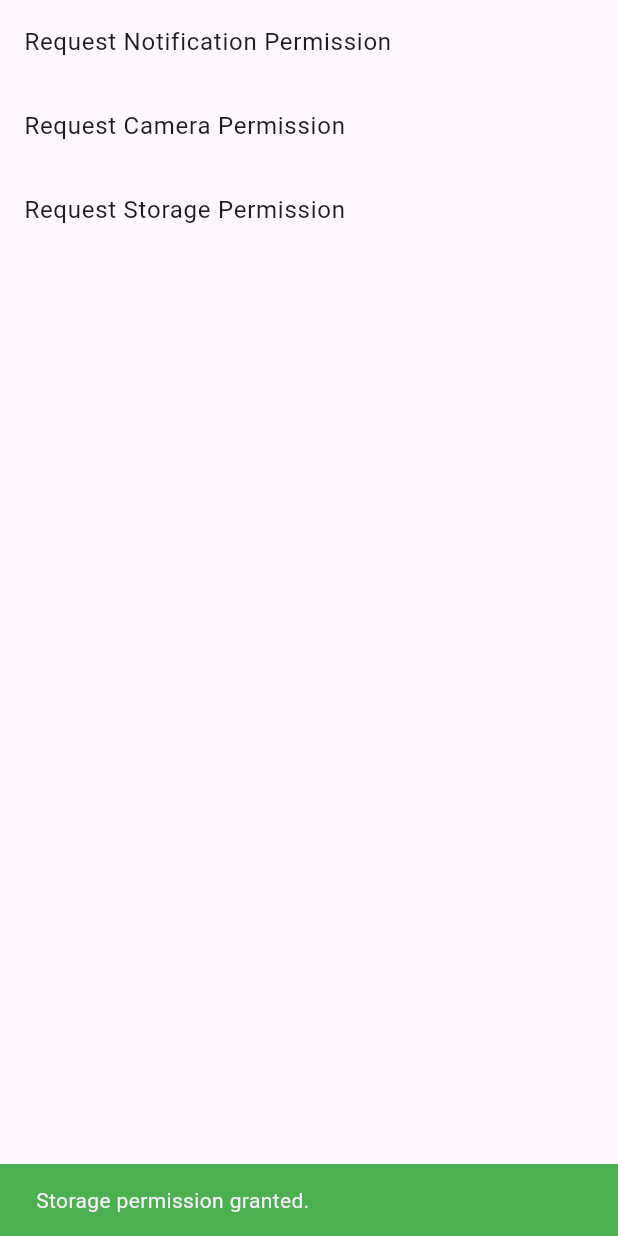
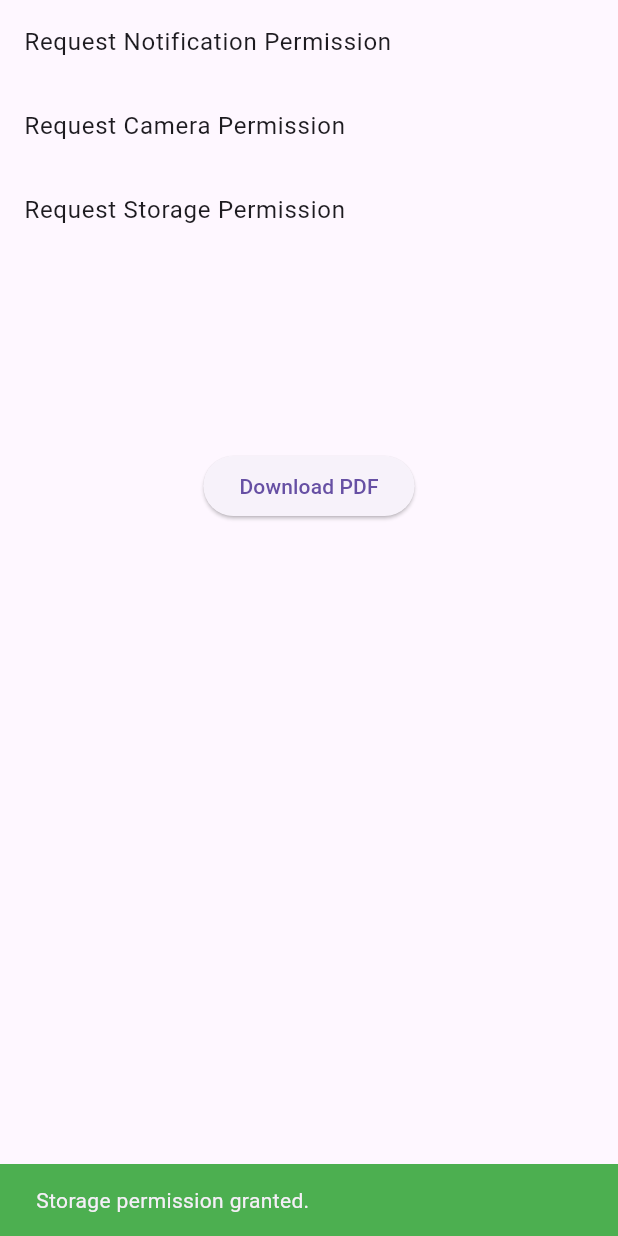
Before and after one commit to marufkhan09/flutter_downloader, a Flutter app: the screen it shows after launch, after a tap on "Request Storage Permission", on a phone screen of 412 x 824 dp. Run offline on Flutter 3.47's test engine with Material 3 defaults, Android fonts, the light colour scheme and no system bars; our stand-ins replace device_info_plus, permission_handler; missing offline and left inert: flutter_downloader.

Commit message:
download failed

```diff
--- a/lib/main.dart
+++ b/lib/main.dart
@@ -2,9 +2,16 @@ import 'dart:developer';
 import 'dart:io';
 import 'package:device_info_plus/device_info_plus.dart';
 import 'package:flutter/material.dart';
+import 'package:flutter_downloader/flutter_downloader.dart';
+import 'package:path_provider/path_provider.dart';
 import 'package:permission_handler/permission_handler.dart';
 
-void main() {
+void main() async {
+  WidgetsFlutterBinding.ensureInitialized();
+
+  // Initialize FlutterDownloader before running the app
+  await FlutterDownloader.initialize(debug: true,ignoreSsl: true);
+
   runApp(const MyApp());
 }
 
@@ -28,10 +35,17 @@ class PermissionHandlerWidget extends StatefulWidget {
 }
 
 class _PermissionHandlerWidgetState extends State<PermissionHandlerWidget> {
+  String downloadUrl = "https://pdfobject.com/pdf/sample.pdf";
+  String? taskId;
+  int progress = 0;
   @override
   Widget build(BuildContext context) {
     return Scaffold(
-      body: Center(
+      body: Column(
+        children: [
+          Container(
+            height: 300,
+            child: Center(
               child: ListView(children: [
                 ListTile(
                   title: Text("Request Notification Permission"),
@@ -55,6 +69,36 @@ class _PermissionHandlerWidgetState extends State<PermissionHandlerWidget> {
                   },
                 ),
               ]),
+            ),
+          ),
+          Center(
+            child: Column(
+              mainAxisAlignment: MainAxisAlignment.center,
+              children: [
+                ElevatedButton(
+                  onPressed: () {
+                    _requestStoragePermission().then((value) {
+                      if (value) {
+                        _downloadFile();
+                      }
+                    });
+                  },
+                  child: const Text("Download PDF"),
+                ),
+                const SizedBox(height: 20),
+                if (progress >
+                    0) // Show progress bar if progress is greater than 0
+                  Column(
+                    children: [
+                      Text('Download Progress: $progress%'),
+                      const SizedBox(height: 10),
+                      LinearProgressIndicator(value: progress / 100),
+                    ],
+                  ),
+              ],
+            ),
+          )
+        ],
       ),
     );
   }
@@ -150,4 +194,27 @@ class _PermissionHandlerWidgetState extends State<PermissionHandlerWidget> {
       ),
     );
   }
+
+  Future<void> _downloadFile() async {
+    // Get external directory for saving the file
+    final directory = await getExternalStorageDirectory();
+    final savePath = '${directory?.path}/maruf.pdf'; // Specify full file path
+
+    // Initiate download
+    taskId = await FlutterDownloader.enqueue(
+      url: downloadUrl,
+      savedDir: directory?.path ?? '',
+      fileName:
+          "maruf_${DateTime.now().millisecondsSinceEpoch}.pdf", // Use a unique filename
+      showNotification: true,
+      openFileFromNotification: true,
+    );
+
+    // Listen for download progress
+    FlutterDownloader.registerCallback((id, status, progress) {
+      setState(() {
+        this.progress = progress;
+      });
+    });
   }
+}
```
Also changed, not shown: lib/download.dart (+0 -88 lines). Lines whose indentation alone changed are shown as unchanged.
